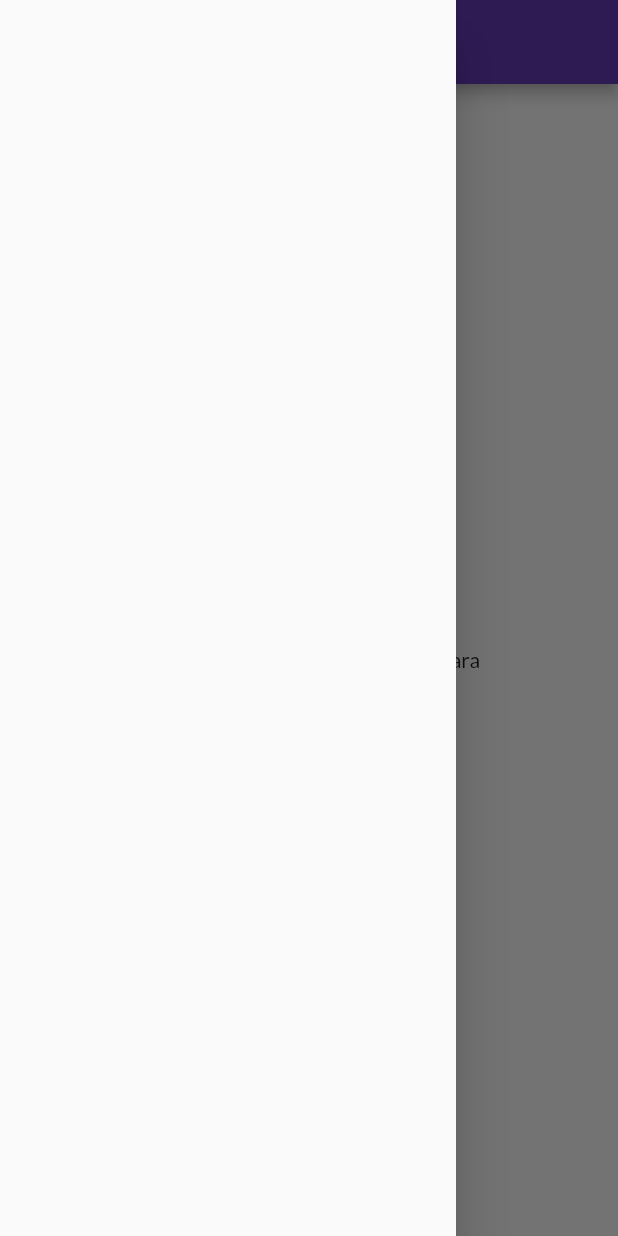
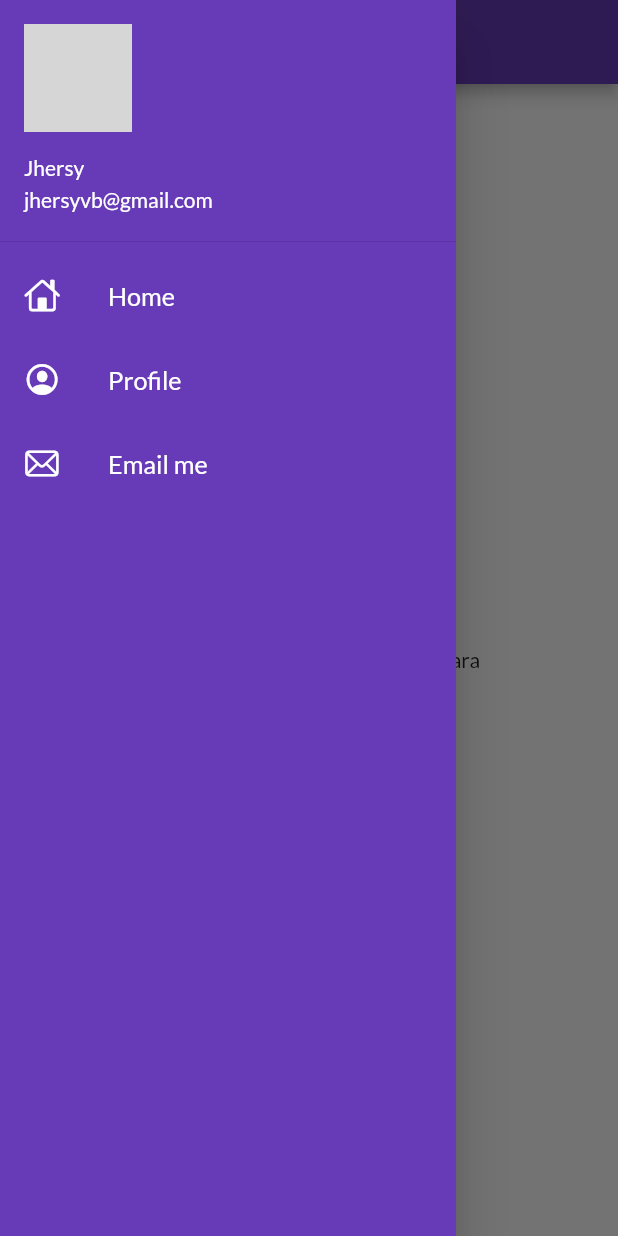
Before and after one commit to Jhersyvb/flutter_catalog, a Flutter app: the HomePage screen opened by its route, with the side drawer open, on a phone screen of 412 x 824 dp. Run offline on Flutter 3.47's test engine with Material 2 defaults, Android fonts, the phone set to English and light mode, and no system bars; our stand-ins replace google_fonts; network calls fail; grey boxes are pictures that could not be loaded.

Commit message:
Day 9 completed: Material Drawer | DevTools | ListView | NetworkImage

```diff
--- a/lib/pages/home_page.dart
+++ b/lib/pages/home_page.dart
@@ -1,4 +1,5 @@
 import 'package:flutter/material.dart';
+import 'package:flutter_catalog/widgets/drawer.dart';
 
 class HomePage extends StatelessWidget {
   final int days = 30;
@@ -17,7 +18,7 @@ class HomePage extends StatelessWidget {
           child: Text("Welcome to $days days of flutter by $name"),
         ),
       ),
-      drawer: Drawer(),
+      drawer: MyDrawer(),
     );
   }
 }
--- /dev/null
+++ b/lib/widgets/drawer.dart
@@ -0,0 +1,70 @@
+import 'package:flutter/cupertino.dart';
+import 'package:flutter/material.dart';
+
+class MyDrawer extends StatelessWidget {
+  @override
+  Widget build(BuildContext context) {
+    final imageUrl = 'https://avatars.githubusercontent.com/u/8834554?v=4';
+
+    return Drawer(
+      child: Container(
+        color: Colors.deepPurple,
+        child: ListView(
+          padding: EdgeInsets.zero,
+          children: [
+            DrawerHeader(
+              padding: EdgeInsets.zero,
+              child: UserAccountsDrawerHeader(
+                margin: EdgeInsets.zero,
+                accountName: Text('Jhersy'),
+                accountEmail: Text('jhersyvb@gmail.com'),
+                currentAccountPicture: CircleAvatar(
+                  backgroundImage: NetworkImage(imageUrl),
+                ),
+              ),
+            ),
+            ListTile(
+              leading: Icon(
+                CupertinoIcons.home,
+                color: Colors.white,
+              ),
+              title: Text(
+                'Home',
+                textScaleFactor: 1.2,
+                style: TextStyle(
+                  color: Colors.white,
+                ),
+              ),
+            ),
+            ListTile(
+              leading: Icon(
+                CupertinoIcons.profile_circled,
+                color: Colors.white,
+              ),
+              title: Text(
+                'Profile',
+                textScaleFactor: 1.2,
+                style: TextStyle(
+                  color: Colors.white,
+                ),
+              ),
+            ),
+            ListTile(
+              leading: Icon(
+                CupertinoIcons.mail,
+                color: Colors.white,
+              ),
+              title: Text(
+                'Email me',
+                textScaleFactor: 1.2,
+                style: TextStyle(
+                  color: Colors.white,
+                ),
+              ),
+            ),
+          ],
+        ),
+      ),
+    );
+  }
+}
```
